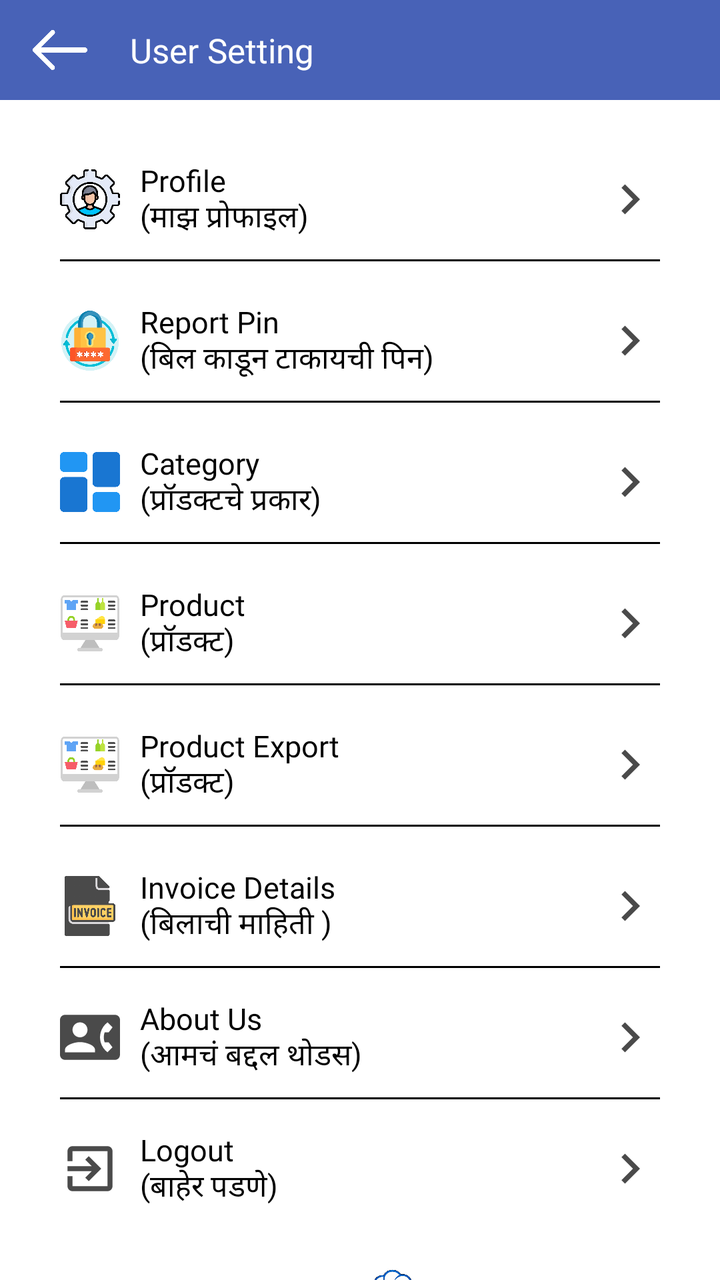
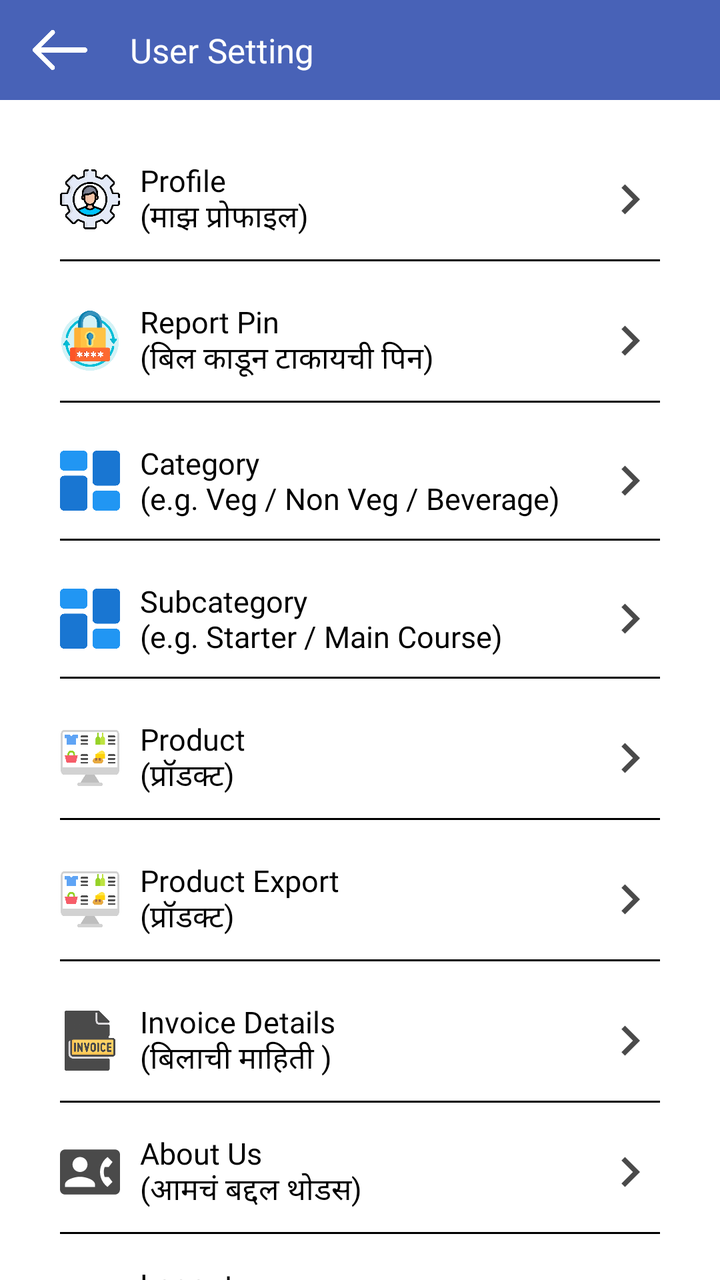

An Android layout rendered at two revisions. The XML below is the earlier revision; the diff shows what the commit changed to produce the second picture.
<!-- AndroidManifest.xml: application theme AppTheme -->
<!-- res/layout/fragment_user_setting.xml -->
<?xml version="1.0" encoding="utf-8"?>
<androidx.core.widget.NestedScrollView xmlns:android="http://schemas.android.com/apk/res/android"
    xmlns:ads="http://schemas.android.com/apk/res-auto"
    xmlns:app="http://schemas.android.com/apk/res-auto"
    xmlns:tools="http://schemas.android.com/tools"
    android:layout_width="match_parent"
    android:layout_height="match_parent"
    tools:context=".Fragment.UserSetting">

    <LinearLayout
        android:layout_width="match_parent"
        android:layout_height="match_parent"
        android:orientation="vertical">

        <com.google.android.material.appbar.AppBarLayout
            android:id="@+id/appBarLayout"
            android:layout_width="match_parent"
            android:layout_height="50dp"
            android:layout_alignParentTop="true">

            <RelativeLayout
                android:layout_width="match_parent"
                android:layout_height="match_parent">

                <ImageView
                    android:id="@+id/backToHome"
                    android:layout_width="30dp"
                    android:layout_height="30dp"
                    android:layout_alignParentStart="true"
                    android:layout_centerInParent="true"
                    android:layout_gravity="center"
                    android:layout_marginStart="15dp"
                    android:src="@drawable/back"
                    app:tint="@color/white" />

                <androidx.appcompat.widget.AppCompatTextView
                    android:layout_width="wrap_content"
                    android:layout_height="wrap_content"
                    android:layout_centerInParent="true"
                    android:layout_gravity="center"
                    android:layout_marginStart="15dp"
                    android:layout_toEndOf="@+id/backToHome"
                    android:fontFamily="@font/poppinsmedium"
                    android:gravity="center"
                    android:paddingStart="5dp"
                    android:paddingEnd="5dp"
                    android:text="User Setting"
                    android:textColor="@color/white"
                    android:textSize="17sp" />

            </RelativeLayout>

        </com.google.android.material.appbar.AppBarLayout>

        <androidx.core.widget.NestedScrollView
            android:layout_width="match_parent"
            android:layout_height="match_parent"
            android:layout_above="@+id/appVersion"
            android:layout_below="@id/appBarLayout">

            <LinearLayout
                android:layout_width="match_parent"
                android:layout_height="wrap_content"
                android:orientation="vertical"
                android:padding="10dp">

                <LinearLayout
                    android:id="@+id/profileLayout"
                    android:layout_width="match_parent"
                    android:layout_height="wrap_content"
                    android:layout_marginStart="20dp"
                    android:layout_marginTop="20dp"
                    android:layout_marginEnd="20dp"
                    android:orientation="horizontal">

                    <ImageView
                        android:layout_width="30dp"
                        android:layout_height="30dp"
                        android:layout_gravity="center"
                        android:src="@drawable/account_setting" />

                    <TextView
                        android:layout_width="match_parent"
                        android:layout_height="wrap_content"
                        android:layout_gravity="center"
                        android:layout_weight="1"
                        android:fontFamily="@font/poppinsregular"
                        android:gravity="center|start"
                        android:paddingStart="10dp"
                        android:paddingEnd="10dp"
                        android:text="Profile\n(माझ प्रोफाइल)"
                        android:textColor="@color/black"
                        android:textSize="15sp" />

                    <ImageView
                        android:layout_width="30dp"
                        android:layout_height="30dp"
                        android:layout_gravity="center"
                        android:src="@drawable/baseline_keyboard_arrow_right_24"
                        app:tint="@color/light_black" />

                </LinearLayout>

                <View
                    android:layout_width="match_parent"
                    android:layout_height="1dp"
                    android:layout_marginStart="20dp"
                    android:layout_marginTop="10dp"
                    android:layout_marginEnd="20dp"
                    android:background="@color/black" />

                <LinearLayout
                    android:id="@+id/reportPinLayout"
                    android:layout_width="match_parent"
                    android:layout_height="wrap_content"
                    android:layout_marginStart="20dp"
                    android:layout_marginTop="20dp"
                    android:layout_marginEnd="20dp"
                    android:orientation="horizontal">

                    <ImageView
                        android:layout_width="30dp"
                        android:layout_height="30dp"
                        android:layout_gravity="center"
                        android:src="@drawable/reset_password" />

                    <TextView
                        android:layout_width="match_parent"
                        android:layout_height="wrap_content"
                        android:layout_gravity="center"
                        android:layout_weight="1"
                        android:fontFamily="@font/poppinsregular"
                        android:gravity="center|start"
                        android:paddingStart="10dp"
                        android:paddingEnd="10dp"
                        android:text="Report Pin\n(बिल काडून टाकायची पिन)"
                        android:textColor="@color/black"
                        android:textSize="15sp" />

                    <ImageView
                        android:layout_width="30dp"
                        android:layout_height="30dp"
                        android:layout_gravity="center"
                        android:src="@drawable/baseline_keyboard_arrow_right_24"
                        app:tint="@color/light_black" />

                </LinearLayout>

                <View
                    android:layout_width="match_parent"
                    android:layout_height="1dp"
                    android:layout_marginStart="20dp"
                    android:layout_marginTop="10dp"
                    android:layout_marginEnd="20dp"
                    android:background="@color/black" />

                <LinearLayout
                    android:id="@+id/categoryLayout"
                    android:layout_width="match_parent"
                    android:layout_height="wrap_content"
                    android:layout_marginStart="20dp"
                    android:layout_marginTop="20dp"
                    android:layout_marginEnd="20dp"
                    android:orientation="horizontal">

                    <ImageView
                        android:layout_width="30dp"
                        android:layout_height="30dp"
                        android:layout_gravity="center"
                        android:src="@drawable/dashboards" />

                    <TextView
                        android:layout_width="match_parent"
                        android:layout_height="wrap_content"
                        android:layout_gravity="center"
                        android:layout_weight="1"
                        android:fontFamily="@font/poppinsregular"
                        android:gravity="center|start"
                        android:paddingStart="10dp"
                        android:paddingEnd="10dp"
                        android:text="Category\n(प्रॉडक्टचे प्रकार)"
                        android:textColor="@color/black"
                        android:textSize="15sp" />

                    <ImageView
                        android:layout_width="30dp"
                        android:layout_height="30dp"
                        android:layout_gravity="center"
                        android:src="@drawable/baseline_keyboard_arrow_right_24"
                        app:tint="@color/light_black" />

                </LinearLayout>

                <View
                    android:layout_width="match_parent"
                    android:layout_height="1dp"
                    android:layout_marginStart="20dp"
                    android:layout_marginTop="10dp"
                    android:layout_marginEnd="20dp"
                    android:background="@color/black" />

                <LinearLayout
                    android:id="@+id/productLayout"
                    android:layout_width="match_parent"
                    android:layout_height="wrap_content"
                    android:layout_marginStart="20dp"
                    android:layout_marginTop="20dp"
                    android:layout_marginEnd="20dp"
                    android:orientation="horizontal">

                    <ImageView
                        android:layout_width="30dp"
                        android:layout_height="30dp"
                        android:layout_gravity="center"
                        android:src="@drawable/product" />

                    <TextView
                        android:layout_width="match_parent"
                        android:layout_height="wrap_content"
                        android:layout_gravity="center"
                        android:layout_weight="1"
                        android:fontFamily="@font/poppinsregular"
                        android:gravity="center|start"
                        android:paddingStart="10dp"
                        android:paddingEnd="10dp"
                        android:text="Product\n(प्रॉडक्ट)"
                        android:textColor="@color/black"
                        android:textSize="15sp" />

                    <ImageView
                        android:layout_width="30dp"
                        android:layout_height="30dp"
                        android:layout_gravity="center"
                        android:src="@drawable/baseline_keyboard_arrow_right_24"
                        app:tint="@color/light_black" />

                </LinearLayout>

                <View
                    android:layout_width="match_parent"
                    android:layout_height="1dp"
                    android:layout_marginStart="20dp"
                    android:layout_marginTop="10dp"
                    android:layout_marginEnd="20dp"
                    android:background="@color/black" />

                <LinearLayout
                    android:id="@+id/productExportLayout"
                    android:layout_width="match_parent"
                    android:layout_height="wrap_content"
                    android:layout_marginStart="20dp"
                    android:layout_marginTop="20dp"
                    android:layout_marginEnd="20dp"
                    android:orientation="horizontal">

                    <ImageView
                        android:layout_width="30dp"
                        android:layout_height="30dp"
                        android:layout_gravity="center"
                        android:src="@drawable/product" />

                    <TextView
                        android:layout_width="match_parent"
                        android:layout_height="wrap_content"
                        android:layout_gravity="center"
                        android:layout_weight="1"
                        android:fontFamily="@font/poppinsregular"
                        android:gravity="center|start"
                        android:paddingStart="10dp"
                        android:paddingEnd="10dp"
                        android:text="Product Export\n(प्रॉडक्ट)"
                        android:textColor="@color/black"
                        android:textSize="15sp" />

                    <ImageView
                        android:layout_width="30dp"
                        android:layout_height="30dp"
                        android:layout_gravity="center"
                        android:src="@drawable/baseline_keyboard_arrow_right_24"
                        app:tint="@color/light_black" />

                </LinearLayout>

                <View
                    android:layout_width="match_parent"
                    android:layout_height="1dp"
                    android:layout_marginStart="20dp"
                    android:layout_marginTop="10dp"
                    android:layout_marginEnd="20dp"
                    android:background="@color/black" />

                <LinearLayout
                    android:id="@+id/invoiceDetailsLayout"
                    android:layout_width="match_parent"
                    android:layout_height="wrap_content"
                    android:layout_marginStart="20dp"
                    android:layout_marginTop="20dp"
                    android:layout_marginEnd="20dp"
                    android:orientation="horizontal">

                    <ImageView
                        android:layout_width="30dp"
                        android:layout_height="30dp"
                        android:layout_gravity="center"
                        android:src="@drawable/invoice" />

                    <TextView
                        android:layout_width="match_parent"
                        android:layout_height="wrap_content"
                        android:layout_gravity="center"
                        android:layout_weight="1"
                        android:fontFamily="@font/poppinsregular"
                        android:gravity="center|start"
                        android:paddingStart="10dp"
                        android:paddingEnd="10dp"
                        android:text="Invoice Details\n(बिलाची माहिती )"
                        android:textColor="@color/black"
                        android:textSize="15sp" />

                    <ImageView
                        android:layout_width="30dp"
                        android:layout_height="30dp"
                        android:layout_gravity="center"
                        android:src="@drawable/baseline_keyboard_arrow_right_24"
                        app:tint="@color/light_black" />

                </LinearLayout>

                <View
                    android:layout_width="match_parent"
                    android:layout_height="1dp"
                    android:layout_marginStart="20dp"
                    android:layout_marginTop="10dp"
                    android:layout_marginEnd="20dp"
                    android:background="@color/black" />

                <LinearLayout
                    android:id="@+id/aboutLayout"
                    android:layout_width="match_parent"
                    android:layout_height="wrap_content"
                    android:layout_marginStart="20dp"
                    android:layout_marginTop="15dp"
                    android:layout_marginEnd="20dp"
                    android:orientation="horizontal">

                    <ImageView
                        android:layout_width="30dp"
                        android:layout_height="30dp"
                        android:layout_gravity="center"
                        android:src="@drawable/baseline_contact_phone_24"
                        app:tint="@color/light_black" />

                    <TextView
                        android:layout_width="match_parent"
                        android:layout_height="wrap_content"
                        android:layout_gravity="center"
                        android:layout_weight="1"
                        android:fontFamily="@font/poppinsregular"
                        android:gravity="center|start"
                        android:paddingStart="10dp"
                        android:paddingEnd="10dp"
                        android:text="About Us\n(आमचं बद्दल थोडस)"
                        android:textColor="@color/black"
                        android:textSize="15sp" />

                    <ImageView
                        android:layout_width="30dp"
                        android:layout_height="30dp"
                        android:layout_gravity="center"
                        android:src="@drawable/baseline_keyboard_arrow_right_24"
                        app:tint="@color/light_black" />

                </LinearLayout>

                <View
                    android:layout_width="match_parent"
                    android:layout_height="1dp"
                    android:layout_marginStart="20dp"
                    android:layout_marginTop="10dp"
                    android:layout_marginEnd="20dp"
                    android:background="@color/black" />

                <LinearLayout
                    android:id="@+id/logoutLayout"
                    android:layout_width="match_parent"
                    android:layout_height="wrap_content"
                    android:layout_marginStart="20dp"
                    android:layout_marginTop="15dp"
                    android:layout_marginEnd="20dp"
                    android:orientation="horizontal">

                    <ImageView
                        android:layout_width="30dp"
                        android:layout_height="30dp"
                        android:layout_gravity="center"
                        android:src="@drawable/baseline_exit_to_app_24"
                        app:tint="@color/light_black" />

                    <TextView
                        android:layout_width="match_parent"
                        android:layout_height="wrap_content"
                        android:layout_gravity="center"
                        android:layout_weight="1"
                        android:fontFamily="@font/poppinsregular"
                        android:gravity="center|start"
                        android:paddingStart="10dp"
                        android:paddingEnd="10dp"
                        android:text="Logout\n(बाहेर पडणे)"
                        android:textColor="@color/black"
                        android:textSize="15sp" />

                    <ImageView
                        android:layout_width="30dp"
                        android:layout_height="30dp"
                        android:layout_gravity="center"
                        android:src="@drawable/baseline_keyboard_arrow_right_24"
                        app:tint="@color/light_black" />

                </LinearLayout>

            </LinearLayout>

        </androidx.core.widget.NestedScrollView>

        <ImageView
            android:layout_width="120dp"
            android:layout_height="60dp"
            android:layout_gravity="center"
            android:layout_marginTop="16dp"
            android:adjustViewBounds="true"
            android:contentDescription="@string/app_name"
            android:scaleType="fitCenter"
            android:src="@drawable/app_logo" />

        <TextView
            android:id="@+id/appVersion"
            android:layout_width="wrap_content"
            android:layout_height="wrap_content"
            android:layout_gravity="center"
            android:layout_marginTop="30dp"
            android:fontFamily="@font/poppinsregular"
            android:gravity="center"
            android:paddingStart="10dp"
            android:paddingEnd="10dp"
            android:textColor="@color/light_black"
            android:textSize="13sp" />

        <TextView
            android:id="@+id/appDevelopedBy"
            android:layout_width="wrap_content"
            android:layout_height="wrap_content"
            android:layout_gravity="center"
            android:autoLink="email"
            android:fontFamily="@font/poppinsmedium"
            android:gravity="center"
            android:paddingStart="10dp"
            android:paddingEnd="10dp"
            android:text="@string/developed_by"
            android:textColor="@color/colorPrimary"
            android:textSize="13sp" />

        <com.google.android.gms.ads.AdView
            android:id="@+id/ad_view"
            android:layout_width="match_parent"
            android:layout_height="wrap_content"
            android:layout_marginTop="5dp"
            android:layout_marginBottom="20dp"
            ads:adSize="SMART_BANNER"
            ads:adUnitId="ca-app-pub-2325627373654257/2405063954" />

    </LinearLayout>

</androidx.core.widget.NestedScrollView>
<!-- resources referenced by this layout -->
<resources>
  <color name="black">#000</color>
  <color name="colorPrimary">#4862b7</color>
  <color name="light_black">#4a4a4a</color>
  <color name="white">#fff</color>
  <!-- drawable account_setting: png bitmap (drawable, 38890 bytes) -->
  <!-- drawable app_logo: png bitmap (drawable, 586552 bytes) -->
  <!-- drawable back: png bitmap (drawable, 3507 bytes) -->
  <!-- drawable baseline_contact_phone_24 (drawable) -->
  <vector xmlns:android="http://schemas.android.com/apk/res/android"
      android:width="24dp"
      android:height="24dp"
      android:tint="#000000"
      android:viewportWidth="24"
      android:viewportHeight="24">
      <path
          android:fillColor="@android:color/white"
          android:pathData="M22,3L2,3C0.9,3 0,3.9 0,5v14c0,1.1 0.9,2 2,2h20c1.1,0 1.99,-0.9 1.99,-2L24,5c0,-1.1 -0.9,-2 -2,-2zM8,6c1.66,0 3,1.34 3,3s-1.34,3 -3,3 -3,-1.34 -3,-3 1.34,-3 3,-3zM14,18L2,18v-1c0,-2 4,-3.1 6,-3.1s6,1.1 6,3.1v1zM17.85,14h1.64L21,16l-1.99,1.99c-1.31,-0.98 -2.28,-2.38 -2.73,-3.99 -0.18,-0.64 -0.28,-1.31 -0.28,-2s0.1,-1.36 0.28,-2c0.45,-1.62 1.42,-3.01 2.73,-3.99L21,8l-1.51,2h-1.64c-0.22,0.63 -0.35,1.3 -0.35,2s0.13,1.37 0.35,2z" />
  </vector>
  <!-- drawable baseline_exit_to_app_24 (drawable) -->
  <vector xmlns:android="http://schemas.android.com/apk/res/android"
      android:width="24dp"
      android:height="24dp"
      android:autoMirrored="true"
      android:tint="#000000"
      android:viewportWidth="24"
      android:viewportHeight="24">
      <path
          android:fillColor="@android:color/white"
          android:pathData="M10.09,15.59L11.5,17l5,-5 -5,-5 -1.41,1.41L12.67,11H3v2h9.67l-2.58,2.59zM19,3H5c-1.11,0 -2,0.9 -2,2v4h2V5h14v14H5v-4H3v4c0,1.1 0.89,2 2,2h14c1.1,0 2,-0.9 2,-2V5c0,-1.1 -0.9,-2 -2,-2z" />
  </vector>
  <!-- drawable baseline_keyboard_arrow_right_24 (drawable) -->
  <vector xmlns:android="http://schemas.android.com/apk/res/android"
      android:width="24dp"
      android:height="24dp"
      android:autoMirrored="true"
      android:tint="#000000"
      android:viewportWidth="24"
      android:viewportHeight="24">
      <path
          android:fillColor="@android:color/white"
          android:pathData="M8.59,16.59L13.17,12 8.59,7.41 10,6l6,6 -6,6 -1.41,-1.41z" />
  </vector>
  <!-- drawable dashboards: png bitmap (drawable, 9371 bytes) -->
  <!-- drawable invoice: png bitmap (drawable, 21765 bytes) -->
  <!-- drawable product: png bitmap (drawable, 13216 bytes) -->
  <!-- drawable reset_password: png bitmap (drawable, 42068 bytes) -->
  <string name="app_name">Shop Owner</string>
  <string name="developed_by">Developed by Cana Tech Solutions Private Limited</string>
  <style name="AppTheme" parent="Theme.MaterialComponents.DayNight.NoActionBar">
          
          <item name="colorPrimary">@color/colorPrimary</item>
          <item name="colorPrimaryDark">@color/colorPrimary</item>
          <item name="colorAccent">@color/colorAccent</item>
          <item name="android:windowIsTranslucent">true</item>
          <item name="windowNoTitle">true</item>
          <item name="windowActionBar">false</item>
  
      </style>
  <color name="colorAccent">#000</color>
</resources>

<!-- the commit's change to res/layout/fragment_user_setting.xml (unified diff, before → after) -->
@@ -178,7 +178,52 @@
                         android:gravity="center|start"
                         android:paddingStart="10dp"
                         android:paddingEnd="10dp"
-                        android:text="Category\n(प्रॉडक्टचे प्रकार)"
+                        android:text="Category\n(e.g. Veg / Non Veg / Beverage)"
+                        android:textColor="@color/black"
+                        android:textSize="15sp" />
+
+                    <ImageView
+                        android:layout_width="30dp"
+                        android:layout_height="30dp"
+                        android:layout_gravity="center"
+                        android:src="@drawable/baseline_keyboard_arrow_right_24"
+                        app:tint="@color/light_black" />
+
+                </LinearLayout>
+
+                <View
+                    android:layout_width="match_parent"
+                    android:layout_height="1dp"
+                    android:layout_marginStart="20dp"
+                    android:layout_marginTop="10dp"
+                    android:layout_marginEnd="20dp"
+                    android:background="@color/black" />
+
+                <LinearLayout
+                    android:id="@+id/subcategoryLayout"
+                    android:layout_width="match_parent"
+                    android:layout_height="wrap_content"
+                    android:layout_marginStart="20dp"
+                    android:layout_marginTop="20dp"
+                    android:layout_marginEnd="20dp"
+                    android:orientation="horizontal">
+
+                    <ImageView
+                        android:layout_width="30dp"
+                        android:layout_height="30dp"
+                        android:layout_gravity="center"
+                        android:src="@drawable/dashboards" />
+
+                    <TextView
+                        android:layout_width="match_parent"
+                        android:layout_height="wrap_content"
+                        android:layout_gravity="center"
+                        android:layout_weight="1"
+                        android:fontFamily="@font/poppinsregular"
+                        android:gravity="center|start"
+                        android:paddingStart="10dp"
+                        android:paddingEnd="10dp"
+                        android:text="Subcategory\n(e.g. Starter / Main Course)"
                         android:textColor="@color/black"
                         android:textSize="15sp" />
 
